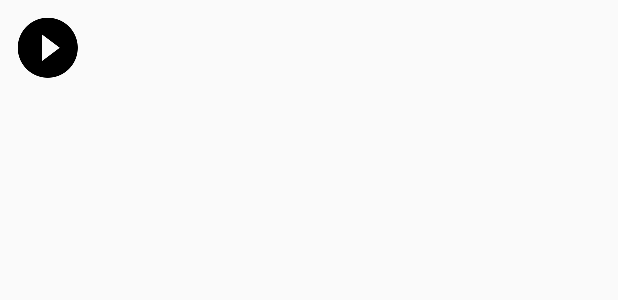
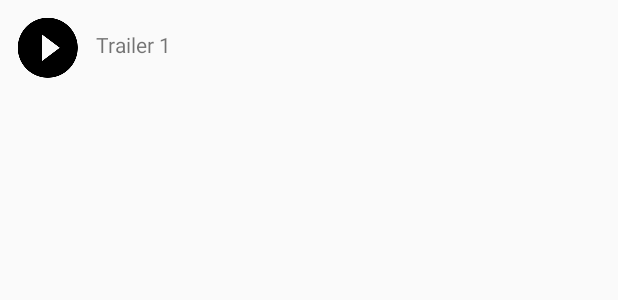
Before and after one commit to patrickjkennedy/MovieMagic, an Android app: the layout trailer_item.xml on its own in the app's theme, with its tools: preview values and no code run, on a phone screen of 412 x 824 dp. Shown: the top 300 px of the screen. Run offline under Robolectric (Android 15) with nearby library versions, the phone set to English and light mode, and no system bars.

Commit message:
trailer item

```diff
--- a/app/src/main/res/layout/trailer_item.xml
+++ b/app/src/main/res/layout/trailer_item.xml
@@ -1,12 +1,23 @@
 <?xml version="1.0" encoding="utf-8"?>
 <RelativeLayout xmlns:android="http://schemas.android.com/apk/res/android"
-    android:layout_width="match_parent" android:layout_height="match_parent">
-<ImageView
-    android:layout_width="wrap_content"
-    android:layout_height="wrap_content"
-    android:src="@drawable/ic_play_circle"
-    android:layout_margin="8dp"/>
+    xmlns:tools="http://schemas.android.com/tools"
+    android:layout_width="match_parent"
+    android:layout_height="match_parent">
+
+    <ImageView
+        android:id="@+id/iv_play"
+        android:layout_width="wrap_content"
+        android:layout_height="wrap_content"
+        android:layout_margin="8dp"
+        android:src="@drawable/ic_play_circle" />
+
     <TextView
+        android:id="@+id/tv_trailer_name"
         android:layout_width="wrap_content"
-        android:layout_height="wrap_content" />
+        android:layout_height="wrap_content"
+        android:layout_toRightOf="@+id/iv_play"
+        android:layout_marginTop="20dp"
+        tools:textSize="20sp"
+        tools:text="Trailer 1" />
+
 </RelativeLayout>
```
